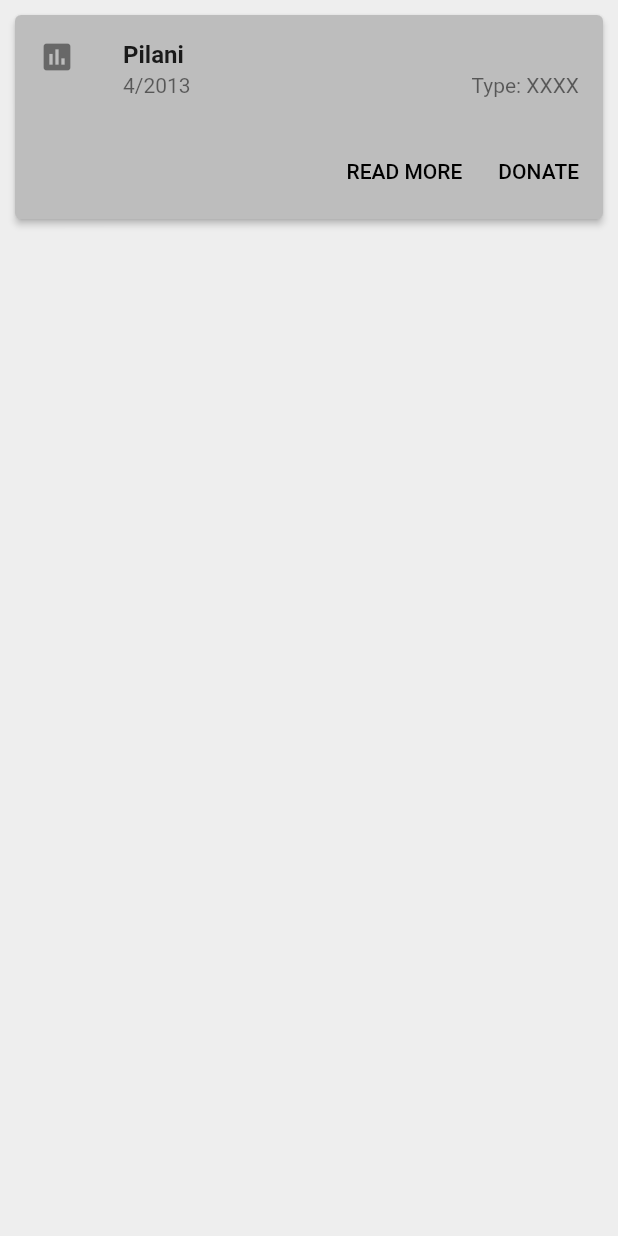
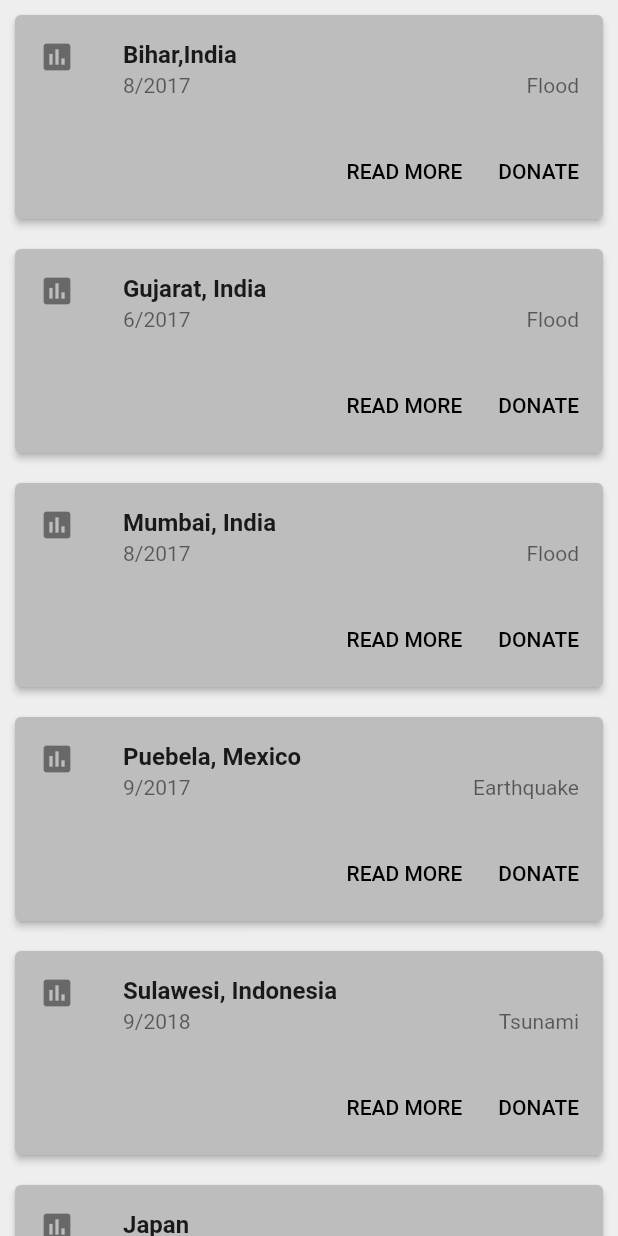
Before and after one commit to MananSoni42/CodeFunDo, a Flutter app: the DonateWidget widget shown alone on an empty page, opened directly, after a tap on "READ MORE", on a phone screen of 412 x 824 dp. Run offline on Flutter 3.47's test engine with Material 2 defaults, Android fonts, the phone set to English and light mode, and no system bars; our stand-ins replace firebase_auth, firebase_messaging, google_sign_in; missing offline and left inert: flutter_billing, map_view; accounts and stored records are empty; network calls fail.

Commit message:
Add data to donate screen

```diff
--- a/catastrofree_app/lib/donateScreen.dart
+++ b/catastrofree_app/lib/donateScreen.dart
@@ -1,15 +1,116 @@
 import 'package:flutter/material.dart';
 import 'dart:convert';
 import 'expandingCards.dart';
-
+import "package:url_launcher/url_launcher.dart";
 
 
 class DonateWidget extends StatelessWidget {
+  _launchURL(String url) async {
+  if (await canLaunch(url)) {
+  await launch(url);
+  } else {
+  throw 'Could not launch $url';
+  }
+  }
   final String sampleJsonString = """
-  [{"affected": 400,
-    "place":"Pilani",
-    "month":4,
-    "year":2013}]
+  [
+    {
+        "place": "Bihar,India",
+        "year": 2017,
+        "month": 8,
+        "type": "Flood",
+        "link": "https://en.wikipedia.org/wiki/2017_Bihar_flood",
+        "affected": 514,
+        "pay_link": "http://p-y.tm/U7-qLxT",
+        "is_enabled": true
+    },
+    {
+        "place": "Gujarat, India",
+        "year": 2017,
+        "month": 6,
+        "type": "Flood",
+        "link": "https://en.wikipedia.org/wiki/2017_Gujarat_flood",
+        "affected": 224,
+        "is_enabled": false
+    },
+    {
+        "place": "Mumbai, India",
+        "year": 2017,
+        "month": 8,
+        "type": "Flood",
+        "link": "https://en.wikipedia.org/wiki/2017_Mumbai_flood",
+        "affected": 35,
+        "is_enabled": false
+    },
+    {
+        "place": "Puebela, Mexico",
+        "year": 2017,
+        "month": 9,
+        "type": "Earthquake",
+        "link": "https://en.wikipedia.org/wiki/2017_Puebla_earthquake",
+        "affected": 361,
+        "is_enabled": false
+    },
+    {
+        "place": "Sulawesi, Indonesia",
+        "year": 2018,
+        "month": 9,
+        "type": "Tsunami",
+        "link": "https://en.wikipedia.org/wiki/2018_Sulawesi_earthquake_and_tsunami",
+        "affected": 2100,
+        "pay_link": "http://p-y.tm/BqQ1-ak",
+        "is_enabled": true
+    },
+    {
+        "place": "Japan",
+        "year": 2018,
+        "month": 7,
+        "type": "Flood",
+        "link": "https://en.wikipedia.org/wiki/2018_Japan_floods",
+        "affected": 225,
+        "pay_link": "http://p-y.tm/QQDZ-To",
+        "is_enabled": true
+    },
+    {
+        "place": "Kerala, India",
+        "year": 2018,
+        "month": 8,
+        "type": "Flood",
+        "link": "https://en.wikipedia.org/wiki/2018_Kerala_floods",
+        "affected": 483,
+        "pay_link": "http://p-y.tm/Y5Q-1ak",
+        "is_enabled": true
+    },
+    {
+        "place": "Sumatra, Indonesia",
+        "year": 2018,
+        "month": 2,
+        "type": "Volcano",
+        "link": "https://en.wikipedia.org/wiki/Mount_Sinabung",
+        "affected": 50,
+        "pay_link": "http://p-y.tm/p9i-1ak",
+        "is_enabled": true
+    },
+    {
+        "place": "North India",
+        "year": 2018,
+        "month": 5,
+        "type": "Storm",
+        "link": "https://en.wikipedia.org/wiki/2018_Indian_dust_storms",
+        "affected": 125,
+        "pay_link": "http://p-y.tm/g9f-ghf",
+        "is_enabled": true
+    },
+    {
+        "place": "Iraq",
+        "year": 2017,
+        "month": 11,
+        "type": "Earthquake",
+        "link": "https://en.wikipedia.org/wiki/2017_Iran%E2%80%93Iraq_earthquake",
+        "affected": 630,
+        "pay_link": "http://p-y.tm/c-9CoQY",
+        "is_enabled": true
+    }]
 """;
 
   buildFromJson(sampleJsonString) {
@@ -18,7 +119,6 @@ class DonateWidget extends StatelessWidget {
     print("Still building");
     for (var i = 0; i < sampleJson.length; i++) {
       Map campaign = sampleJson[i];
-      print(sampleJson[i]["dead"]);
       cardList.add(buildFromMap(campaign));
     }
     return cardList;
@@ -36,17 +136,17 @@ class DonateWidget extends StatelessWidget {
               style: TextStyle(fontWeight: FontWeight.bold),
             ),
             subtitle: Row(
-                children: [Expanded(child: Text(date)), Text("Type: XXXX")])),
+                children: [Expanded(child: Text(date)), Text(map["type"])])),
         ButtonTheme.bar(
           child: ButtonBar(
             children: <Widget>[
               FlatButton(
                 child: Text("READ MORE"),
-                onPressed: () => null,
+                onPressed: () => _launchURL(map["link"]),
               ),
               FlatButton(
                 child: Text("DONATE"),
-                onPressed: () => null,
+                onPressed: () => _launchURL(map["pay_link"]),
               )
             ],
           ),
```
